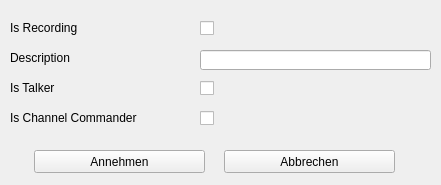
The window that shittyExploits/QtConfig.ui (exp111/TS3PatchExtensions) describes before a commit, drawn with Qt 5.
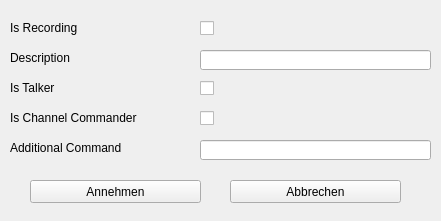
The same window after the commit.

Commit message: Additional Command (delete your config or add the line)

What changed in the file:
```diff
--- a/shittyExploits/QtConfig.ui
+++ b/shittyExploits/QtConfig.ui
@@ -7,7 +7,7 @@
     <x>0</x>
     <y>0</y>
     <width>441</width>
-    <height>185</height>
+    <height>221</height>
    </rect>
   </property>
   <property name="minimumSize">
@@ -126,8 +126,8 @@
   <widget class="QPushButton" name="acceptButton">
    <property name="geometry">
     <rect>
-     <x>34</x>
-     <y>150</y>
+     <x>30</x>
+     <y>180</y>
      <width>171</width>
      <height>23</height>
     </rect>
@@ -139,8 +139,8 @@
   <widget class="QPushButton" name="closeButton">
    <property name="geometry">
     <rect>
-     <x>224</x>
-     <y>150</y>
+     <x>230</x>
+     <y>180</y>
      <width>171</width>
      <height>23</height>
     </rect>
@@ -149,6 +149,29 @@
     <string>Abbrechen</string>
    </property>
   </widget>
+  <widget class="QLineEdit" name="additionalCommandLine">
+   <property name="geometry">
+    <rect>
+     <x>200</x>
+     <y>140</y>
+     <width>231</width>
+     <height>20</height>
+    </rect>
+   </property>
+  </widget>
+  <widget class="QLabel" name="additionalCommandLabel">
+   <property name="geometry">
+    <rect>
+     <x>10</x>
+     <y>140</y>
+     <width>181</width>
+     <height>16</height>
+    </rect>
+   </property>
+   <property name="text">
+    <string>Additional Command</string>
+   </property>
+  </widget>
  </widget>
  <layoutdefault spacing="6" margin="11"/>
  <resources/>
```
The commit also changes 5 other files.
